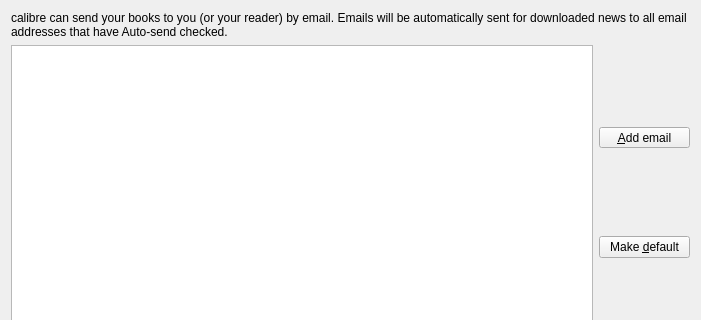
This is src/calibre/gui2/preferences/email.ui in debian-calibre/calibre as Qt 5 draws it before an edit; both pictures show x 0 to 701 and y 0 to 320 of the 701 by 494 pixel window. The edited form follows.
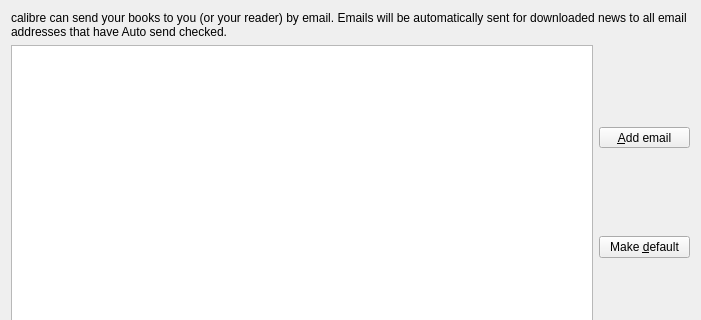
This is the edited form. Icons and pictures are not drawn. Custom widgets are drawn as their Qt base class.

```diff
--- a/src/calibre/gui2/preferences/email.ui
+++ b/src/calibre/gui2/preferences/email.ui
@@ -17,7 +17,7 @@
    <item>
     <widget class="QLabel" name="label_22">
      <property name="text">
-      <string>calibre can send your books to you (or your reader) by email. Emails will be automatically sent for downloaded news to all email addresses that have Auto-send checked.</string>
+      <string>calibre can send your books to you (or your reader) by email. Emails will be automatically sent for downloaded news to all email addresses that have Auto send checked.</string>
      </property>
      <property name="wordWrap">
       <bool>true</bool>
```
